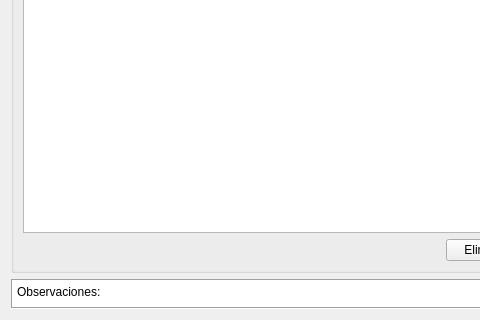
Above: trunk/plugins/presupuesto/FormPresupuestoBase.ui from chungote/gestotux before the change; both pictures show x 0 to 480 and y 227 to 547 of the 635 by 547 pixel window. Below: the same form after it.
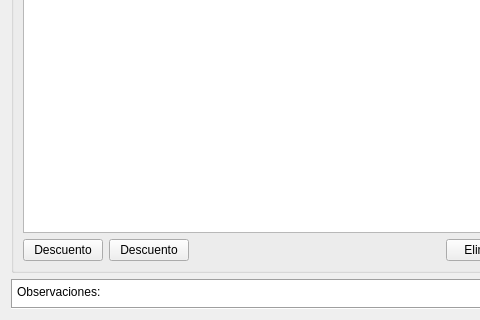
That is the form after the change. Custom widgets are drawn as their Qt base class.

Commit message: -Colocadas las condiciones para que se pueda poner como nulo el costo de un producto. - Agregada clase de modelo de tipo de descuento. - Agregado formulario de preferencias de tipos de descuentos. - Agregado dialogo para ingreso de descuentos. - Agregados elementos necesarios para que un presupuesto acepte descuetos. Todavía no guarda. - Modificada clase de mproductostotales para que acepte los elementos de descuento y recalcule los totales correspondientemtente.

```diff
--- a/trunk/plugins/presupuesto/FormPresupuestoBase.ui
+++ b/trunk/plugins/presupuesto/FormPresupuestoBase.ui
@@ -138,6 +138,20 @@
       </item>
       <item>
        <layout class="QHBoxLayout" name="horizontalLayout">
+        <item>
+         <widget class="QPushButton" name="PBAgregarDescuento">
+          <property name="text">
+           <string>Descuento</string>
+          </property>
+         </widget>
+        </item>
+        <item>
+         <widget class="QPushButton" name="PBEliminarDescuento">
+          <property name="text">
+           <string>Descuento</string>
+          </property>
+         </widget>
+        </item>
         <item>
          <spacer name="horizontalSpacer">
           <property name="orientation">
```
The commit also changes 28 other files.
